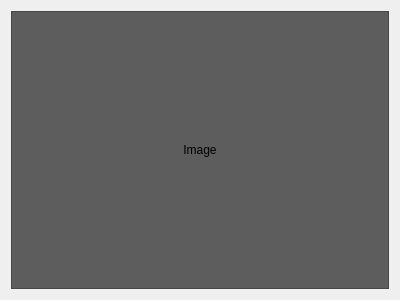
The window that workflow/ui/mainimagewidget.ui (cseyve/piaf) describes before a commit, drawn with Qt 5.
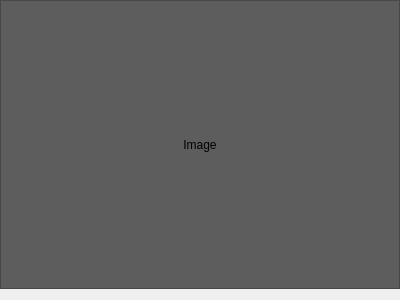
The same window after the commit. Icons and pictures are not drawn. Custom widgets are drawn as their Qt base class.

Commit message: Workflow: Reduced margins in layouts to make it more efficient (less scrollbars)

What changed in the file:
```diff
--- a/workflow/ui/mainimagewidget.ui
+++ b/workflow/ui/mainimagewidget.ui
@@ -14,6 +14,18 @@
    <string>Form</string>
   </property>
   <layout class="QVBoxLayout" name="verticalLayout">
+   <property name="spacing">
+    <number>2</number>
+   </property>
+   <property name="leftMargin">
+    <number>0</number>
+   </property>
+   <property name="topMargin">
+    <number>0</number>
+   </property>
+   <property name="rightMargin">
+    <number>0</number>
+   </property>
    <item>
     <widget class="QImageDisplay" name="globalImageLabel">
      <property name="minimumSize">
```
The commit also changes 6 other files.
